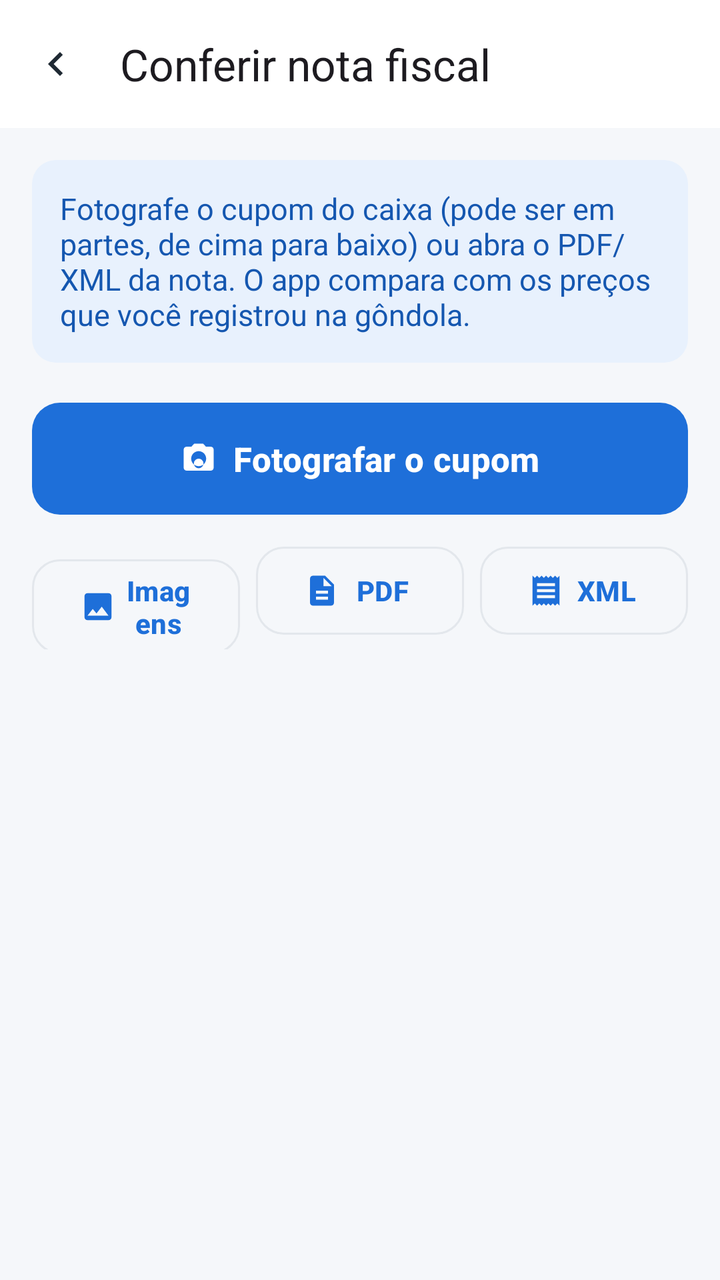
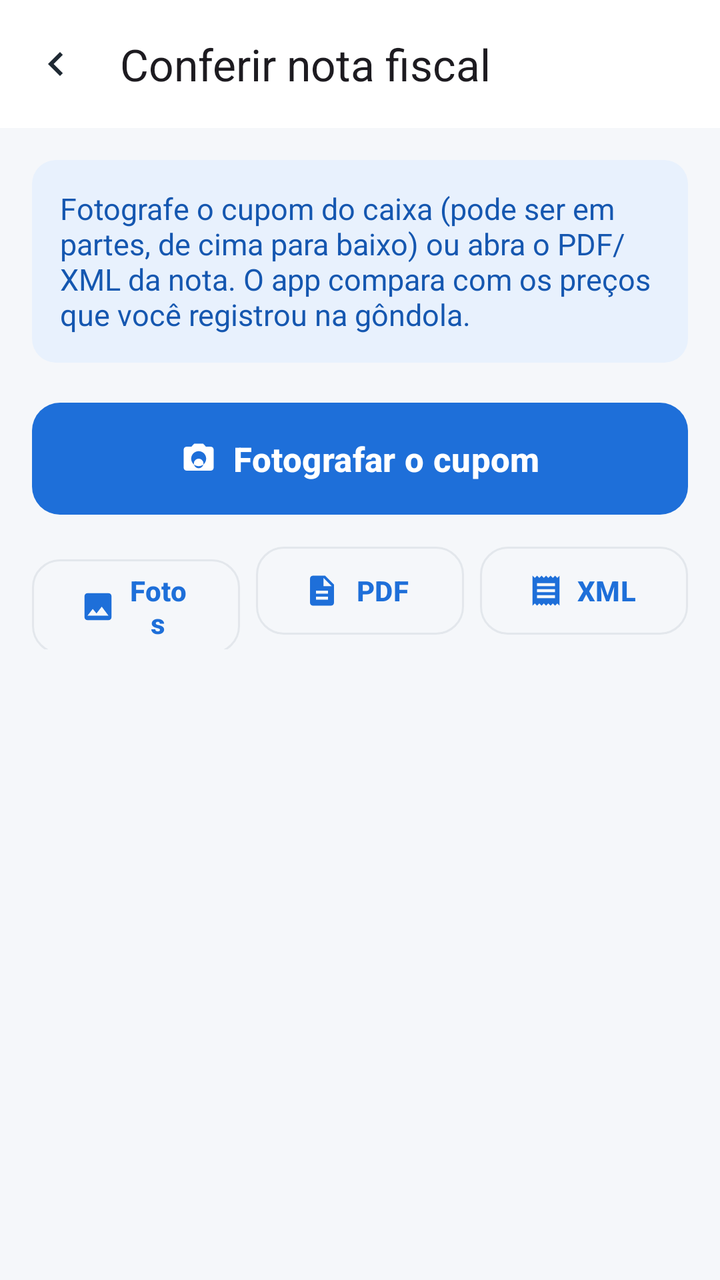

Compare the two renders of this Android layout. The source of the first and the diff that turns it into the second are given below.
<!-- AndroidManifest.xml: application theme Theme.Carrinho -->
<!-- res/layout/activity_receipt.xml -->
<?xml version="1.0" encoding="utf-8"?>
<androidx.coordinatorlayout.widget.CoordinatorLayout xmlns:android="http://schemas.android.com/apk/res/android"
    xmlns:app="http://schemas.android.com/apk/res-auto"
    android:id="@+id/root"
    android:layout_width="match_parent"
    android:layout_height="match_parent"
    android:fitsSystemWindows="true">

    <LinearLayout
        android:layout_width="match_parent"
        android:layout_height="match_parent"
        android:orientation="vertical">

        <com.google.android.material.appbar.MaterialToolbar
            android:id="@+id/toolbar"
            android:layout_width="match_parent"
            android:layout_height="?attr/actionBarSize"
            android:background="@color/white"
            app:navigationIcon="@drawable/ic_chevron_left"
            app:navigationIconTint="@color/ink"
            app:title="Conferir nota fiscal" />

        
        <ScrollView
            android:id="@+id/stageInput"
            android:layout_width="match_parent"
            android:layout_height="match_parent">

            <LinearLayout
                android:layout_width="match_parent"
                android:layout_height="wrap_content"
                android:orientation="vertical"
                android:padding="16dp">

                <TextView
                    android:id="@+id/inputIntro"
                    android:layout_width="match_parent"
                    android:layout_height="wrap_content"
                    android:background="@drawable/bg_info"
                    android:padding="14dp"
                    android:text="Fotografe o cupom do caixa (pode ser em partes, de cima para baixo) ou abra o PDF/XML da nota. O app compara com os preços que você registrou na gôndola."
                    android:textColor="@color/blue_dark"
                    android:textSize="15sp" />

                <com.google.android.material.button.MaterialButton
                    android:id="@+id/btnPhoto"
                    android:layout_width="match_parent"
                    android:layout_height="64dp"
                    android:layout_marginTop="16dp"
                    android:text="Fotografar o cupom"
                    android:textSize="17sp"
                    app:icon="@drawable/ic_camera"
                    app:iconGravity="textStart" />

                <LinearLayout
                    android:layout_width="match_parent"
                    android:layout_height="wrap_content"
                    android:layout_marginTop="8dp"
                    android:orientation="horizontal">

                    <com.google.android.material.button.MaterialButton
                        android:id="@+id/btnGallery"
                        style="@style/BtnOutlined"
                        android:layout_width="0dp"
                        android:layout_height="wrap_content"
                        android:layout_marginEnd="4dp"
                        android:layout_weight="1"
                        android:text="Imagens"
                        android:textSize="14sp"
                        app:icon="@drawable/ic_photo" />

                    <com.google.android.material.button.MaterialButton
                        android:id="@+id/btnPdf"
                        style="@style/BtnOutlined"
                        android:layout_width="0dp"
                        android:layout_height="wrap_content"
                        android:layout_marginStart="4dp"
                        android:layout_marginEnd="4dp"
                        android:layout_weight="1"
                        android:text="PDF"
                        android:textSize="14sp"
                        app:icon="@drawable/ic_file" />

                    <com.google.android.material.button.MaterialButton
                        android:id="@+id/btnXml"
                        style="@style/BtnOutlined"
                        android:layout_width="0dp"
                        android:layout_height="wrap_content"
                        android:layout_marginStart="4dp"
                        android:layout_weight="1"
                        android:text="XML"
                        android:textSize="14sp"
                        app:icon="@drawable/ic_receipt" />
                </LinearLayout>

                <LinearLayout
                    android:id="@+id/parts"
                    android:layout_width="match_parent"
                    android:layout_height="wrap_content"
                    android:layout_marginTop="16dp"
                    android:orientation="vertical" />

                <com.google.android.material.button.MaterialButton
                    android:id="@+id/btnNextPart"
                    style="@style/BtnOutlined"
                    android:layout_width="match_parent"
                    android:layout_height="wrap_content"
                    android:layout_marginTop="8dp"
                    android:text="Fotografar a próxima parte"
                    android:visibility="gone"
                    app:icon="@drawable/ic_add" />

                <com.google.android.material.button.MaterialButton
                    android:id="@+id/btnReview"
                    android:layout_width="match_parent"
                    android:layout_height="60dp"
                    android:layout_marginTop="16dp"
                    android:text="Revisar leitura"
                    android:visibility="gone"
                    app:icon="@drawable/ic_check"
                    app:iconGravity="textStart" />
            </LinearLayout>
        </ScrollView>

        
        <LinearLayout
            android:id="@+id/stageList"
            android:layout_width="match_parent"
            android:layout_height="match_parent"
            android:orientation="vertical"
            android:visibility="gone">

            <androidx.recyclerview.widget.RecyclerView
                android:id="@+id/list"
                android:layout_width="match_parent"
                android:layout_height="0dp"
                android:layout_weight="1"
                android:clipToPadding="false"
                android:paddingBottom="12dp" />

            <LinearLayout
                android:id="@+id/footer"
                android:layout_width="match_parent"
                android:layout_height="wrap_content"
                android:background="@color/white"
                android:elevation="8dp"
                android:orientation="horizontal"
                android:padding="12dp">

                <com.google.android.material.button.MaterialButton
                    android:id="@+id/footerAlt"
                    style="@style/BtnOutlined"
                    android:layout_width="0dp"
                    android:layout_height="wrap_content"
                    android:layout_marginEnd="6dp"
                    android:layout_weight="1" />

                <com.google.android.material.button.MaterialButton
                    android:id="@+id/footerMain"
                    android:layout_width="0dp"
                    android:layout_height="wrap_content"
                    android:layout_marginStart="6dp"
                    android:layout_weight="1.4" />
            </LinearLayout>
        </LinearLayout>
    </LinearLayout>

    <LinearLayout
        android:id="@+id/busy"
        android:layout_width="match_parent"
        android:layout_height="match_parent"
        android:background="#B3000000"
        android:clickable="true"
        android:gravity="center"
        android:orientation="vertical"
        android:visibility="gone">

        <com.google.android.material.progressindicator.CircularProgressIndicator
            android:layout_width="wrap_content"
            android:layout_height="wrap_content"
            android:indeterminate="true"
            app:indicatorColor="@color/white" />

        <TextView
            android:id="@+id/busyText"
            android:layout_width="wrap_content"
            android:layout_height="wrap_content"
            android:layout_marginTop="16dp"
            android:text="Lendo a nota…"
            android:textColor="@color/white"
            android:textSize="16sp" />
    </LinearLayout>
</androidx.coordinatorlayout.widget.CoordinatorLayout>
<!-- resources referenced by this layout -->
<resources>
  <color name="blue_dark">#1557B0</color>
  <color name="ink">#1F2933</color>
  <color name="white">#FFFFFF</color>
  <!-- drawable bg_info (drawable) -->
  <shape xmlns:android="http://schemas.android.com/apk/res/android"><solid android:color="@color/blue_light"/><corners android:radius="12dp"/></shape>
  <!-- drawable ic_add (drawable) -->
  <vector xmlns:android="http://schemas.android.com/apk/res/android" android:width="24dp" android:height="24dp" android:viewportWidth="24" android:viewportHeight="24" android:tint="?attr/colorControlNormal">
      <path android:fillColor="@android:color/white" android:pathData="M19,13h-6v6h-2v-6H5v-2h6V5h2v6h6v2z"/>
  </vector>
  <!-- drawable ic_check (drawable) -->
  <vector xmlns:android="http://schemas.android.com/apk/res/android" android:width="24dp" android:height="24dp" android:viewportWidth="24" android:viewportHeight="24" android:tint="?attr/colorControlNormal">
      <path android:fillColor="@android:color/white" android:pathData="M9,16.17L4.83,12l-1.42,1.41L9,19 21,7l-1.41,-1.41z"/>
  </vector>
  <!-- drawable ic_chevron_left (drawable) -->
  <vector xmlns:android="http://schemas.android.com/apk/res/android" android:width="24dp" android:height="24dp" android:viewportWidth="24" android:viewportHeight="24" android:tint="?attr/colorControlNormal">
      <path android:fillColor="@android:color/white" android:pathData="M15.41,7.41L14,6l-6,6 6,6 1.41,-1.41L10.83,12z"/>
  </vector>
  <!-- drawable ic_file (drawable) -->
  <vector xmlns:android="http://schemas.android.com/apk/res/android" android:width="24dp" android:height="24dp" android:viewportWidth="24" android:viewportHeight="24" android:tint="?attr/colorControlNormal">
      <path android:fillColor="@android:color/white" android:pathData="M14,2H6c-1.1,0 -1.99,0.9 -1.99,2L4,20c0,1.1 0.89,2 1.99,2H18c1.1,0 2,-0.9 2,-2V8l-6,-6zM16,18H8v-2h8v2zM16,14H8v-2h8v2zM13,9V3.5L18.5,9H13z"/>
  </vector>
  <!-- drawable ic_photo (drawable) -->
  <vector xmlns:android="http://schemas.android.com/apk/res/android" android:width="24dp" android:height="24dp" android:viewportWidth="24" android:viewportHeight="24" android:tint="?attr/colorControlNormal">
      <path android:fillColor="@android:color/white" android:pathData="M21,19V5c0,-1.1 -0.9,-2 -2,-2H5c-1.1,0 -2,0.9 -2,2v14c0,1.1 0.9,2 2,2h14c1.1,0 2,-0.9 2,-2zM8.5,13.5l2.5,3.01L14.5,12l4.5,6H5l3.5,-4.5z"/>
  </vector>
  <!-- drawable ic_receipt (drawable) -->
  <vector xmlns:android="http://schemas.android.com/apk/res/android" android:width="24dp" android:height="24dp" android:viewportWidth="24" android:viewportHeight="24" android:tint="?attr/colorControlNormal">
      <path android:fillColor="@android:color/white" android:pathData="M18,17H6v-2h12v2zM18,13H6v-2h12v2zM18,9H6V7h12v2zM3,22l1.5,-1.5L6,22l1.5,-1.5L9,22l1.5,-1.5L12,22l1.5,-1.5L15,22l1.5,-1.5L18,22l1.5,-1.5L21,22V2l-1.5,1.5L18,2l-1.5,1.5L15,2l-1.5,1.5L12,2l-1.5,1.5L9,2 7.5,3.5 6,2 4.5,3.5 3,2v20z"/>
  </vector>
  <style name="BtnOutlined" parent="Widget.Material3.Button.OutlinedButton">
          <item name="android:minHeight">52dp</item>
          <item name="cornerRadius">14dp</item>
          <item name="android:textSize">15sp</item>
      </style>
  <color name="blue_light">#E8F1FD</color>
  <color name="blue">#1E6FD9</color>
  <color name="green">#1E9E57</color>
  <color name="green_light">#E6F6EC</color>
  <color name="red">#D93636</color>
  <color name="gray">#6B7785</color>
  <color name="gray_line">#E3E7EC</color>
  <color name="bg">#F5F7FA</color>
  <style name="Btn" parent="Widget.Material3.Button">
          <item name="android:minHeight">52dp</item>
          <item name="cornerRadius">14dp</item>
          <item name="android:textSize">16sp</item>
          <item name="android:textStyle">bold</item>
      </style>
  <!-- unchanged entries left out for length: 2 -->
</resources>

<!-- the commit's change to res/layout/activity_receipt.xml (unified diff, before → after) -->
@@ -65,7 +65,7 @@
                         android:layout_height="wrap_content"
                         android:layout_marginEnd="4dp"
                         android:layout_weight="1"
-                        android:text="Imagens"
+                        android:text="Fotos"
                         android:textSize="14sp"
                         app:icon="@drawable/ic_photo" />
 
